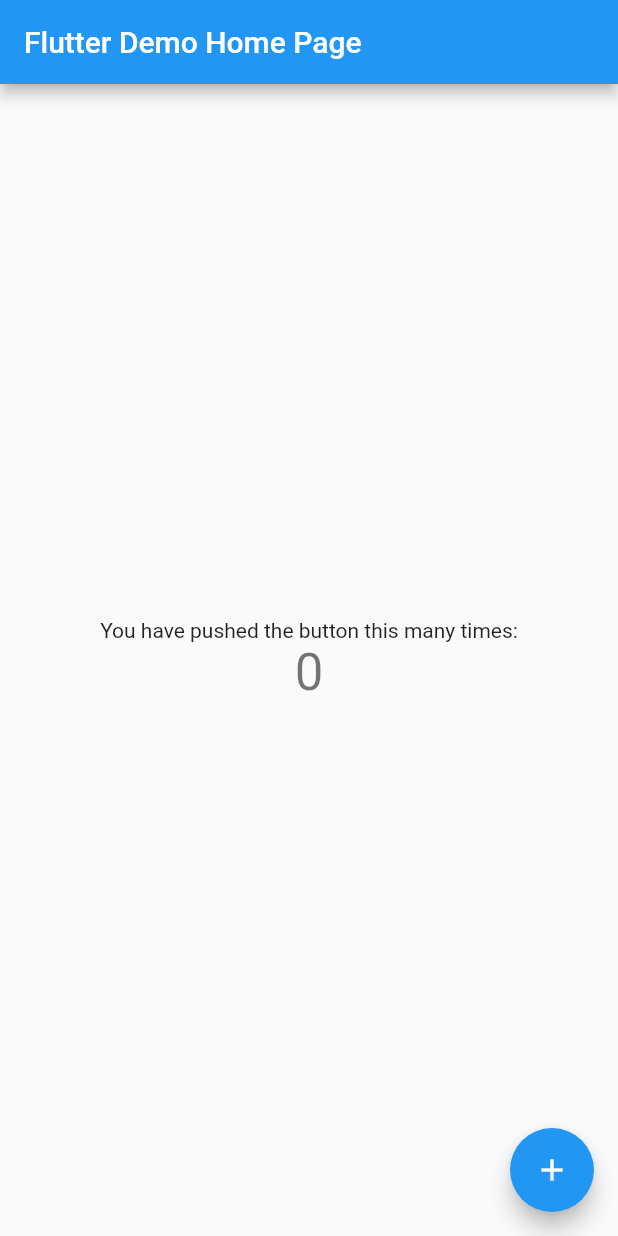
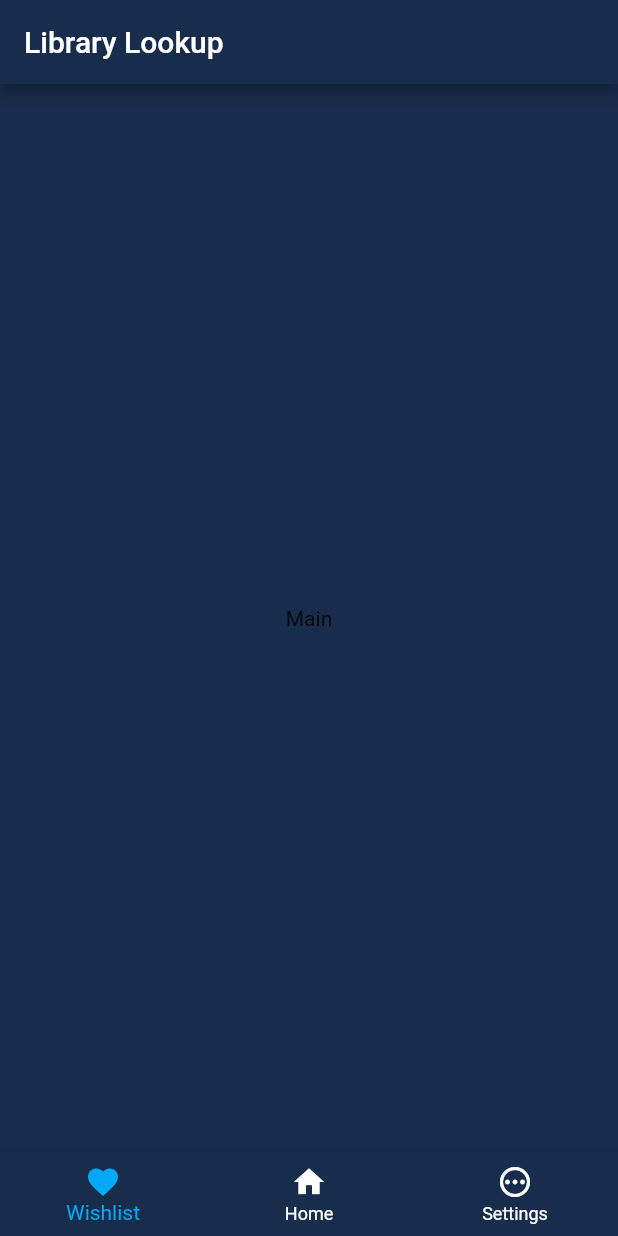
Before and after one commit to CSC-642-LibraryApp/Library_App, a Flutter app: the screen it shows after launch, on a phone screen of 412 x 824 dp. Run offline on Flutter 3.47's test engine with Material 2 defaults, Android fonts, the phone set to English and light mode, and no system bars; missing offline and left inert: app642.

Commit message:
Add files via upload
4 files added that include: map searching interaction, book description once searched, nav bar, and main file that is basically just the nav bar so in order to navigate to other pages

```diff
--- a/library_app/lib/main.dart
+++ b/library_app/lib/main.dart
@@ -1,115 +1,54 @@
 import 'package:flutter/material.dart';
+import 'home2.dart';
+import 'nav.dart';
+
+// Uncomment lines 7 and 10 to view the visual layout at runtime.
+// import 'package:flutter/rendering.dart' show debugPaintSizeEnabled;
 
 void main() {
+  // debugPaintSizeEnabled = true;
   runApp(const MyApp());
 }
 
 class MyApp extends StatelessWidget {
   const MyApp({Key? key}) : super(key: key);
 
-  // This widget is the root of your application.
   @override
   Widget build(BuildContext context) {
     return MaterialApp(
-      title: 'Flutter Demo',
-      theme: ThemeData(
-        // This is the theme of your application.
-        //
-        // Try running your application with "flutter run". You'll see the
-        // application has a blue toolbar. Then, without quitting the app, try
-        // changing the primarySwatch below to Colors.green and then invoke
-        // "hot reload" (press "r" in the console where you ran "flutter run",
-        // or simply save your changes to "hot reload" in a Flutter IDE).
-        // Notice that the counter didn't reset back to zero; the application
-        // is not restarted.
-        primarySwatch: Colors.blue,
-      ),
-      home: const MyHomePage(title: 'Flutter Demo Home Page'),
+      title: 'Library Lookup',
+      home: Nav(),
+      // home: Scaffold(
+      //   appBar: AppBar(
+      //     title: const Text('Library Lookup'),
+      //   ),
+      //   bottomNavigationBar: BottomNavigationBar(
+      //     currentIndex: _currentIndex,
+      //     unselectedItemColor: Colors.white,
+      //     selectedItemColor: Colors.lightBlue,
+      //     backgroundColor: Color(0xFF182c4c),
+      //     items: const <BottomNavigationBarItem>[
+      //       BottomNavigationBarItem(
+      //         icon: Icon(Icons.favorite),
+      //         label: 'Wishlist',
+      //       ),
+      //       BottomNavigationBarItem(
+      //         icon: Icon(Icons.home),
+      //         label: 'Home',
+      //       ),
+      //       BottomNavigationBarItem(
+      //         icon: Icon(Icons.pending_outlined),
+      //         label: 'Settings',
+      //       ),
+      //     ],
+      //   ),
+      //   body: ListView(
+      //     children: [
+      //       firstRow,
+      //       secondRow,
+      //     ],
+      //   ),
+      // ),
     );
   }
 }
-
-class MyHomePage extends StatefulWidget {
-  const MyHomePage({Key? key, required this.title}) : super(key: key);
-
-  // This widget is the home page of your application. It is stateful, meaning
-  // that it has a State object (defined below) that contains fields that affect
-  // how it looks.
-
-  // This class is the configuration for the state. It holds the values (in this
-  // case the title) provided by the parent (in this case the App widget) and
-  // used by the build method of the State. Fields in a Widget subclass are
-  // always marked "final".
-
-  final String title;
-
-  @override
-  State<MyHomePage> createState() => _MyHomePageState();
-}
-
-class _MyHomePageState extends State<MyHomePage> {
-  int _counter = 0;
-
-  void _incrementCounter() {
-    setState(() {
-      // This call to setState tells the Flutter framework that something has
-      // changed in this State, which causes it to rerun the build method below
-      // so that the display can reflect the updated values. If we changed
-      // _counter without calling setState(), then the build method would not be
-      // called again, and so nothing would appear to happen.
-      _counter++;
-    });
-  }
-
-  @override
-  Widget build(BuildContext context) {
-    // This method is rerun every time setState is called, for instance as done
-    // by the _incrementCounter method above.
-    //
-    // The Flutter framework has been optimized to make rerunning build methods
-    // fast, so that you can just rebuild anything that needs updating rather
-    // than having to individually change instances of widgets.
-    return Scaffold(
-      appBar: AppBar(
-        // Here we take the value from the MyHomePage object that was created by
-        // the App.build method, and use it to set our appbar title.
-        title: Text(widget.title),
-      ),
-      body: Center(
-        // Center is a layout widget. It takes a single child and positions it
-        // in the middle of the parent.
-        child: Column(
-          // Column is also a layout widget. It takes a list of children and
-          // arranges them vertically. By default, it sizes itself to fit its
-          // children horizontally, and tries to be as tall as its parent.
-          //
-          // Invoke "debug painting" (press "p" in the console, choose the
-          // "Toggle Debug Paint" action from the Flutter Inspector in Android
-          // Studio, or the "Toggle Debug Paint" command in Visual Studio Code)
-          // to see the wireframe for each widget.
-          //
-          // Column has various properties to control how it sizes itself and
-          // how it positions its children. Here we use mainAxisAlignment to
-          // center the children vertically; the main axis here is the vertical
-          // axis because Columns are vertical (the cross axis would be
-          // horizontal).
-          mainAxisAlignment: MainAxisAlignment.center,
-          children: <Widget>[
-            const Text(
-              'You have pushed the button this many times:',
-            ),
-            Text(
-              '$_counter',
-              style: Theme.of(context).textTheme.headline4,
-            ),
-          ],
-        ),
-      ),
-      floatingActionButton: FloatingActionButton(
-        onPressed: _incrementCounter,
-        tooltip: 'Increment',
-        child: const Icon(Icons.add),
-      ), // This trailing comma makes auto-formatting nicer for build methods.
-    );
-  }
-}
--- /dev/null
+++ b/library_app/lib/nav.dart
@@ -0,0 +1,61 @@
+import 'package:app642/home.dart';
+import 'package:flutter/material.dart';
+import 'main.dart';
+import 'book.dart';
+import 'home2.dart';
+import 'home.dart';
+
+class Nav extends StatefulWidget {
+  @override
+  _NavState createState() => _NavState();
+}
+
+class _NavState extends State<Nav> {
+  int _selectedIndex = 0;
+  List<Widget> _widgetOptions = <Widget>[
+    Text('Main'),
+    AnimatedSearchBar(),
+    Text('Settings'),
+  ];
+
+  void _onItemTap(int index) {
+    setState(() {
+      _selectedIndex = index;
+    });
+  }
+
+  @override
+  Widget build(BuildContext context) {
+    return Scaffold(
+      backgroundColor: Color(0xFF182c4c),
+      appBar: AppBar(
+        title: Text('Library Lookup'),
+        backgroundColor: Color(0xFF182c4c),
+      ),
+      body: Center(
+        child: _widgetOptions.elementAt(_selectedIndex),
+      ),
+      bottomNavigationBar: BottomNavigationBar(
+        unselectedItemColor: Colors.white,
+        selectedItemColor: Colors.lightBlue,
+        backgroundColor: Color(0xFF182c4c),
+        items: const <BottomNavigationBarItem>[
+          BottomNavigationBarItem(
+            icon: Icon(Icons.favorite),
+            label: 'Wishlist',
+          ),
+          BottomNavigationBarItem(
+            icon: Icon(Icons.home),
+            label: 'Home',
+          ),
+          BottomNavigationBarItem(
+            icon: Icon(Icons.pending_outlined),
+            label: 'Settings',
+          ),
+        ],
+        currentIndex: _selectedIndex,
+        onTap: _onItemTap,
+      ),
+    );
+  }
+}
```
Also changed, not shown: library_app/lib/book.dart (added, +277 -0 lines), library_app/lib/home.dart (added, +127 -0 lines).
